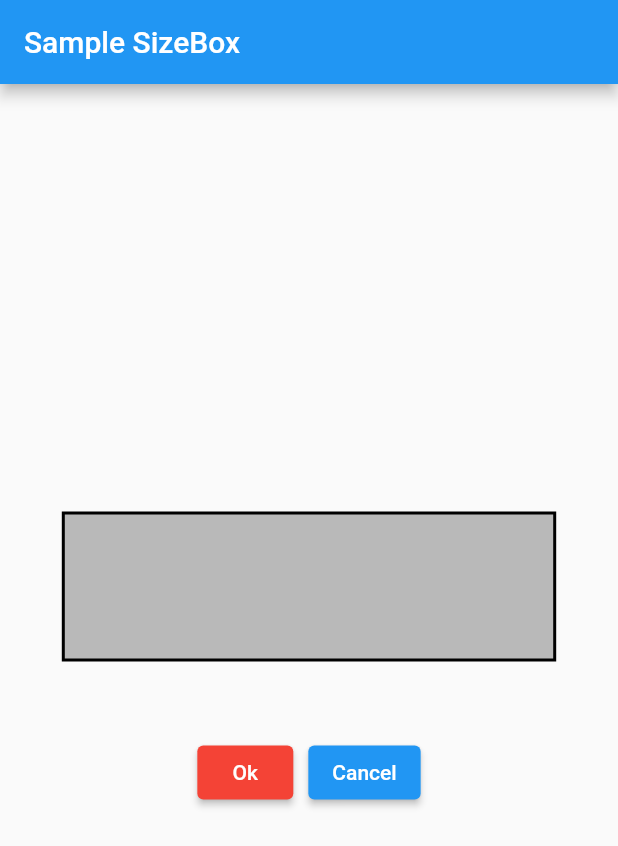
After one commit to firyafaturahman/learn_flutter_widget, a Flutter app: the screen it shows after launch, on a phone screen of 412 x 824 dp. The commit adds this screen. Shown: the top 846 px of the screen. Run offline on Flutter 3.47's test engine with Material 2 defaults, Android fonts, the phone set to English and light mode, and no system bars.

Commit message:
sample size box

```diff
--- a/lib/main.dart
+++ b/lib/main.dart
@@ -1,9 +1,10 @@
 import 'package:flutter/material.dart';
-import 'package:widget_ui/widgets/sample_card.dart';
+// import 'package:widget_ui/widgets/sample_card.dart';
 // import 'package:widget_ui/widgets/sample_column_row.dart';
 // import 'package:widget_ui/widgets/sample_container.dart';
-import 'package:widget_ui/widgets/sample_gridview.dart';
-import 'package:widget_ui/widgets/sample_listview_listtile.dart';
+// import 'package:widget_ui/widgets/sample_gridview.dart';
+// import 'package:widget_ui/widgets/sample_listview_listtile.dart';
+import 'package:widget_ui/widgets/sample_sizebox.dart';
 // import 'package:widget_ui/widgets/sample_stack_positioned.dart';
 
 void main() {
@@ -23,7 +24,7 @@ class MyApp extends StatelessWidget {
 
         primarySwatch: Colors.blue,
       ),
-      home: const SampleCard(),
+      home: const SampleSizeBox(),
     );
   }
 }
--- /dev/null
+++ b/lib/widgets/sample_sizebox.dart
@@ -0,0 +1,57 @@
+import 'package:flutter/material.dart';
+
+class SampleSizeBox extends StatelessWidget {
+  const SampleSizeBox({super.key});
+
+  @override
+  Widget build(BuildContext context) {
+    return Scaffold(
+      appBar: AppBar(
+        title: const Text('Sample SizeBox'),
+      ),
+      body: Column(
+        mainAxisAlignment: MainAxisAlignment.center,
+        children: [
+          SizedBox(
+            height: 100,
+            width: MediaQuery.of(context).size.width * 0.8,
+            child: _sampleBox(),
+          ),
+          const SizedBox(
+            height: 50,
+          ),
+          Row(
+            mainAxisAlignment: MainAxisAlignment.center,
+            children: [
+              ElevatedButton(
+                onPressed: () {},
+                style: ElevatedButton.styleFrom(
+                  backgroundColor: Colors.red,
+                ),
+                child: const Text('Ok'),
+              ),
+              const SizedBox(
+                width: 10,
+              ),
+              ElevatedButton(
+                onPressed: () {},
+                child: const Text('Cancel'),
+              ),
+            ],
+          )
+        ],
+      ),
+    );
+  }
+
+  Widget _sampleBox() {
+    return Container(
+      height: 50,
+      width: 50,
+      decoration: BoxDecoration(
+        border: Border.all(width: 2),
+        color: Colors.black26,
+      ),
+    );
+  }
+}
```
